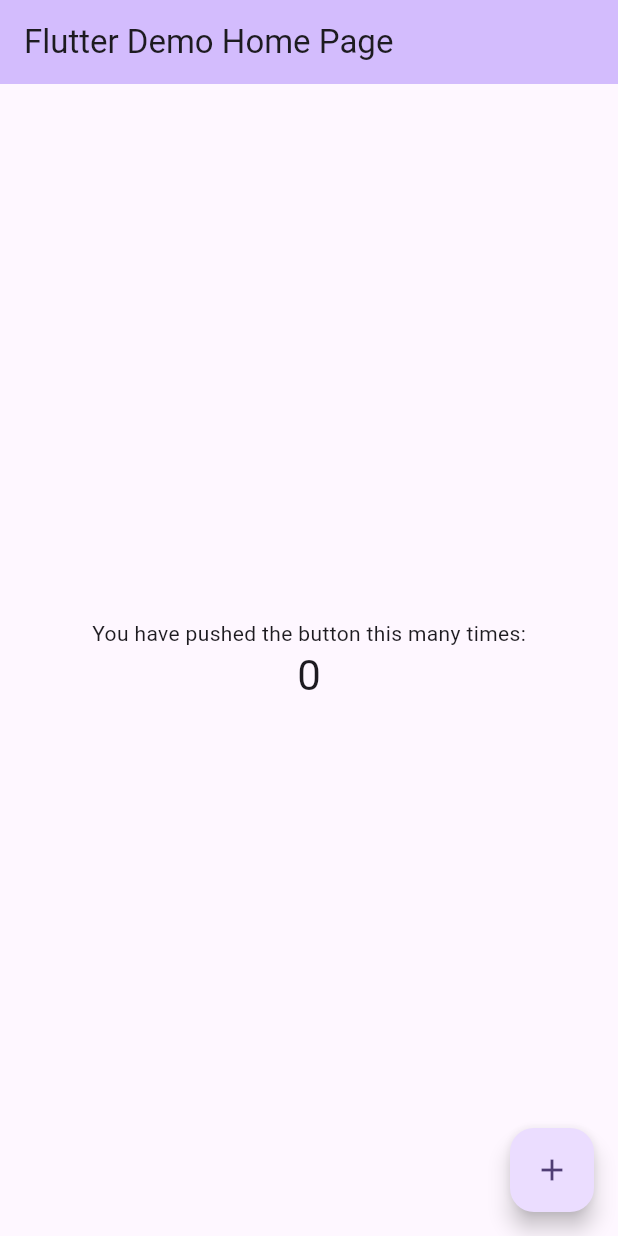
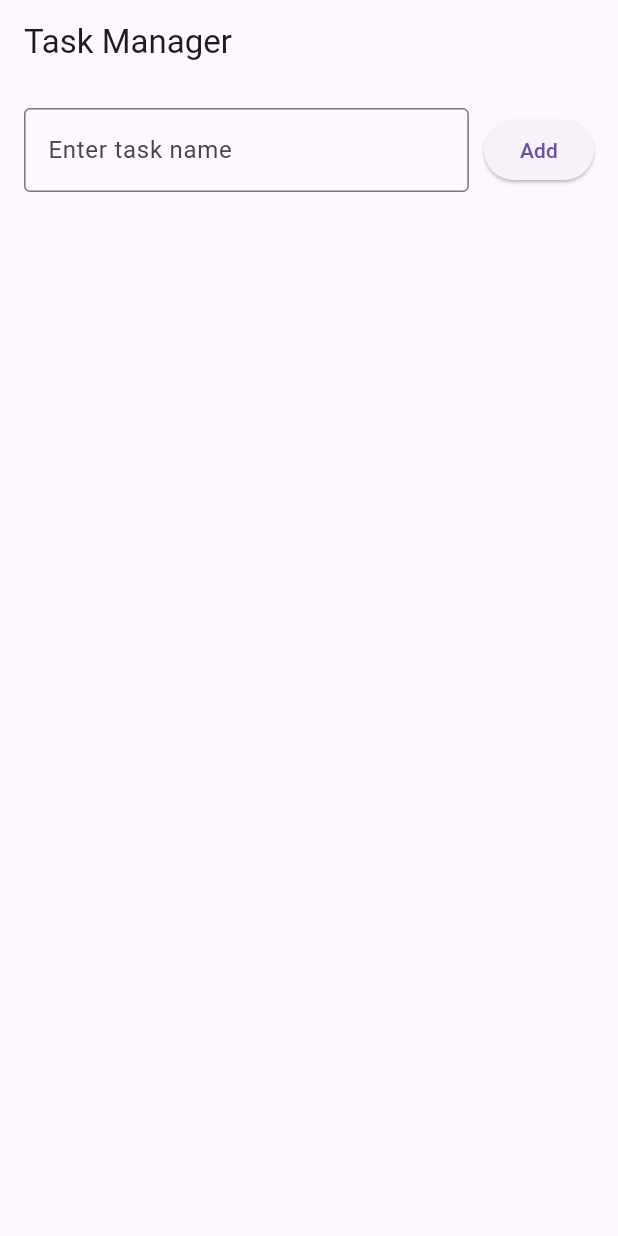
Before and after one commit to dhogan7/cw4, a Flutter app: the screen it shows after launch, on a phone screen of 412 x 824 dp. Run offline on Flutter 3.47's test engine with Material 3 defaults, Android fonts, the phone set to English and light mode, and no system bars.

Commit message:
Update main.dart

```diff
--- a/lib/main.dart
+++ b/lib/main.dart
@@ -1,125 +1,149 @@
 import 'package:flutter/material.dart';
 
 void main() {
-  runApp(const MyApp());
+  runApp(TaskManagerApp());
 }
 
-class MyApp extends StatelessWidget {
-  const MyApp({super.key});
-
-  // This widget is the root of your application.
+class TaskManagerApp extends StatelessWidget {
   @override
   Widget build(BuildContext context) {
     return MaterialApp(
-      title: 'Flutter Demo',
+      debugShowCheckedModeBanner: false,
+      title: 'Task Manager',
       theme: ThemeData(
-        // This is the theme of your application.
-        //
-        // TRY THIS: Try running your application with "flutter run". You'll see
-        // the application has a purple toolbar. Then, without quitting the app,
-        // try changing the seedColor in the colorScheme below to Colors.green
-        // and then invoke "hot reload" (save your changes or press the "hot
-        // reload" button in a Flutter-supported IDE, or press "r" if you used
-        // the command line to start the app).
-        //
-        // Notice that the counter didn't reset back to zero; the application
-        // state is not lost during the reload. To reset the state, use hot
-        // restart instead.
-        //
-        // This works for code too, not just values: Most code changes can be
-        // tested with just a hot reload.
-        colorScheme: ColorScheme.fromSeed(seedColor: Colors.deepPurple),
-        useMaterial3: true,
+        primarySwatch: Colors.blue,
       ),
-      home: const MyHomePage(title: 'Flutter Demo Home Page'),
+      home: TaskListScreen(),
     );
   }
 }
 
-class MyHomePage extends StatefulWidget {
-  const MyHomePage({super.key, required this.title});
-
-  // This widget is the home page of your application. It is stateful, meaning
-  // that it has a State object (defined below) that contains fields that affect
-  // how it looks.
-
-  // This class is the configuration for the state. It holds the values (in this
-  // case the title) provided by the parent (in this case the App widget) and
-  // used by the build method of the State. Fields in a Widget subclass are
-  // always marked "final".
-
-  final String title;
-
+class TaskListScreen extends StatefulWidget {
   @override
-  State<MyHomePage> createState() => _MyHomePageState();
+  _TaskListScreenState createState() => _TaskListScreenState();
 }
 
-class _MyHomePageState extends State<MyHomePage> {
-  int _counter = 0;
+class _TaskListScreenState extends State<TaskListScreen> {
+  final List<Task> _tasks = []; // List to hold tasks
+  final TextEditingController _taskController = TextEditingController();
 
-  void _incrementCounter() {
+  // Method to add a task and update the state
+  void _addTask(String taskName) {
+    if (taskName.isEmpty) return; // Prevent adding empty tasks
+
     setState(() {
-      // This call to setState tells the Flutter framework that something has
-      // changed in this State, which causes it to rerun the build method below
-      // so that the display can reflect the updated values. If we changed
-      // _counter without calling setState(), then the build method would not be
-      // called again, and so nothing would appear to happen.
-      _counter++;
+      _tasks.add(Task(name: taskName, isCompleted: false));
+    });
+
+    _taskController.clear(); // Clear the input field after adding
+  }
+
+  // Method to toggle task completion and update the state
+  void _toggleCompletion(Task task) {
+    setState(() {
+      task.isCompleted = !task.isCompleted;
+    });
+  }
+
+  // Method to remove a task and update the state
+  void _removeTask(Task task) {
+    setState(() {
+      _tasks.remove(task);
     });
   }
 
   @override
   Widget build(BuildContext context) {
-    // This method is rerun every time setState is called, for instance as done
-    // by the _incrementCounter method above.
-    //
-    // The Flutter framework has been optimized to make rerunning build methods
-    // fast, so that you can just rebuild anything that needs updating rather
-    // than having to individually change instances of widgets.
     return Scaffold(
       appBar: AppBar(
-        // TRY THIS: Try changing the color here to a specific color (to
-        // Colors.amber, perhaps?) and trigger a hot reload to see the AppBar
-        // change color while the other colors stay the same.
-        backgroundColor: Theme.of(context).colorScheme.inversePrimary,
-        // Here we take the value from the MyHomePage object that was created by
-        // the App.build method, and use it to set our appbar title.
-        title: Text(widget.title),
+        title: Text('Task Manager'),
       ),
-      body: Center(
-        // Center is a layout widget. It takes a single child and positions it
-        // in the middle of the parent.
+      body: Padding(
+        padding: const EdgeInsets.all(16.0),
         child: Column(
-          // Column is also a layout widget. It takes a list of children and
-          // arranges them vertically. By default, it sizes itself to fit its
-          // children horizontally, and tries to be as tall as its parent.
-          //
-          // Column has various properties to control how it sizes itself and
-          // how it positions its children. Here we use mainAxisAlignment to
-          // center the children vertically; the main axis here is the vertical
-          // axis because Columns are vertical (the cross axis would be
-          // horizontal).
-          //
-          // TRY THIS: Invoke "debug painting" (choose the "Toggle Debug Paint"
-          // action in the IDE, or press "p" in the console), to see the
-          // wireframe for each widget.
-          mainAxisAlignment: MainAxisAlignment.center,
-          children: <Widget>[
-            const Text(
-              'You have pushed the button this many times:',
+          children: [
+            Row(
+              children: [
+                Expanded(
+                  child: TextField(
+                    controller: _taskController,
+                    decoration: InputDecoration(
+                      labelText: 'Enter task name',
+                      border: OutlineInputBorder(),
+                    ),
+                  ),
+                ),
+                SizedBox(width: 10),
+                ElevatedButton(
+                  onPressed: () => _addTask(_taskController.text),
+                  child: Text('Add'),
+                ),
+              ],
             ),
-            Text(
-              '$_counter',
-              style: Theme.of(context).textTheme.headlineMedium,
+            SizedBox(height: 20),
+            Expanded(
+              child: TaskList(
+                tasks: _tasks,
+                onToggleCompletion: _toggleCompletion,
+                onDeleteTask: _removeTask,
+              ),
             ),
           ],
         ),
       ),
-      floatingActionButton: FloatingActionButton(
-        onPressed: _incrementCounter,
-        tooltip: 'Increment',
-        child: const Icon(Icons.add),
-      ), // This trailing comma makes auto-formatting nicer for build methods.
     );
   }
 }
+
+// TaskList widget to display tasks
+class TaskList extends StatelessWidget {
+  final List<Task> tasks;
+  final Function(Task) onToggleCompletion;
+  final Function(Task) onDeleteTask;
+
+  TaskList({
+    required this.tasks,
+    required this.onToggleCompletion,
+    required this.onDeleteTask,
+  });
+
+  @override
+  Widget build(BuildContext context) {
+    return ListView.builder(
+      itemCount: tasks.length,
+      itemBuilder: (context, index) {
+        final task = tasks[index];
+        return ListTile(
+          leading: Checkbox(
+            value: task.isCompleted,
+            onChanged: (bool? value) {
+              onToggleCompletion(task); // Update completion state
+            },
+          ),
+          title: Text(
+            task.name,
+            style: TextStyle(
+              decoration: task.isCompleted
+                  ? TextDecoration.lineThrough
+                  : null,
+            ),
+          ),
+          trailing: IconButton(
+            icon: Icon(Icons.delete, color: Colors.red),
+            onPressed: () {
+              onDeleteTask(task); // Remove the task
+            },
+          ),
+        );
+      },
+    );
+  }
+}
+
+// Task model
+class Task {
+  String name;
+  bool isCompleted;
+
+  Task({required this.name, required this.isCompleted});
+}
```
